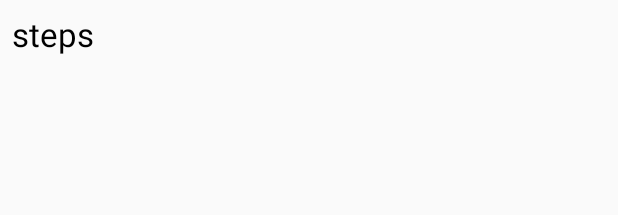
After one commit to takaoandrew/PerfectRecipe, an Android app: the layout item_recipe_detail.xml on its own in the app's theme, with its tools: preview values and no code run, on a phone screen of 412 x 824 dp. The commit adds this screen. Shown: the top 215 px of the screen. Run offline under Robolectric (Android 15) with nearby library versions, the phone set to English and light mode, and no system bars.

Commit message:
Add recipe details successfully

```diff
--- /dev/null
+++ b/app/src/main/res/layout/item_recipe_detail.xml
@@ -0,0 +1,42 @@
+<?xml version="1.0" encoding="utf-8"?>
+<layout xmlns:android="http://schemas.android.com/apk/res/android">
+
+    <data>
+
+
+        <!--<variable-->
+            <!--name="model"-->
+            <!--type="com.github.wrdlbrnft.searchablerecyclerviewdemo.ui.models.Re"/>-->
+
+    </data>
+
+    <LinearLayout
+        android:layout_width="match_parent"
+        android:layout_height="wrap_content"
+        android:background="?attr/selectableItemBackground"
+        android:clickable="true"
+        android:gravity="center_vertical">
+
+        <TextView
+            android:layout_width="wrap_content"
+            android:layout_height="wrap_content"
+            android:padding="8dp"
+            android:text="steps"
+            android:textColor="@android:color/black"
+            android:textSize="22sp"/>
+
+        <TextView
+            android:id="@+id/ingredients"
+            android:layout_width="match_parent"
+            android:layout_height="wrap_content"
+            android:padding="8dp"
+            android:layout_marginStart="8dp"
+            android:layout_marginLeft="8dp"
+            android:textSize="16sp"
+            android:text=""/>
+
+
+
+    </LinearLayout>
+
+</layout>
```
Also changed, not shown: app/src/main/java/com/github/wrdlbrnft/searchablerecyclerviewdemo/ui/activities/MainActivity.java (+4 -4 lines), app/src/main/java/com/github/wrdlbrnft/searchablerecyclerviewdemo/ui/activities/RecipeDetailActivity.java (+73 -1 lines), app/src/main/java/com/github/wrdlbrnft/searchablerecyclerviewdemo/ui/activities/WeekDetailActivity.java (+10 -15 lines), app/src/main/java/com/github/wrdlbrnft/searchablerecyclerviewdemo/ui/adapter/RecipeDetailAdapter.java (added, +45 -0 lines), app/src/main/java/com/github/wrdlbrnft/searchablerecyclerviewdemo/ui/adapter/viewholder/RecipeDetailViewHolder.java (added, +25 -0 lines), app/src/main/res/layout/activity_recipe_detail.xml (+7 -5 lines).
